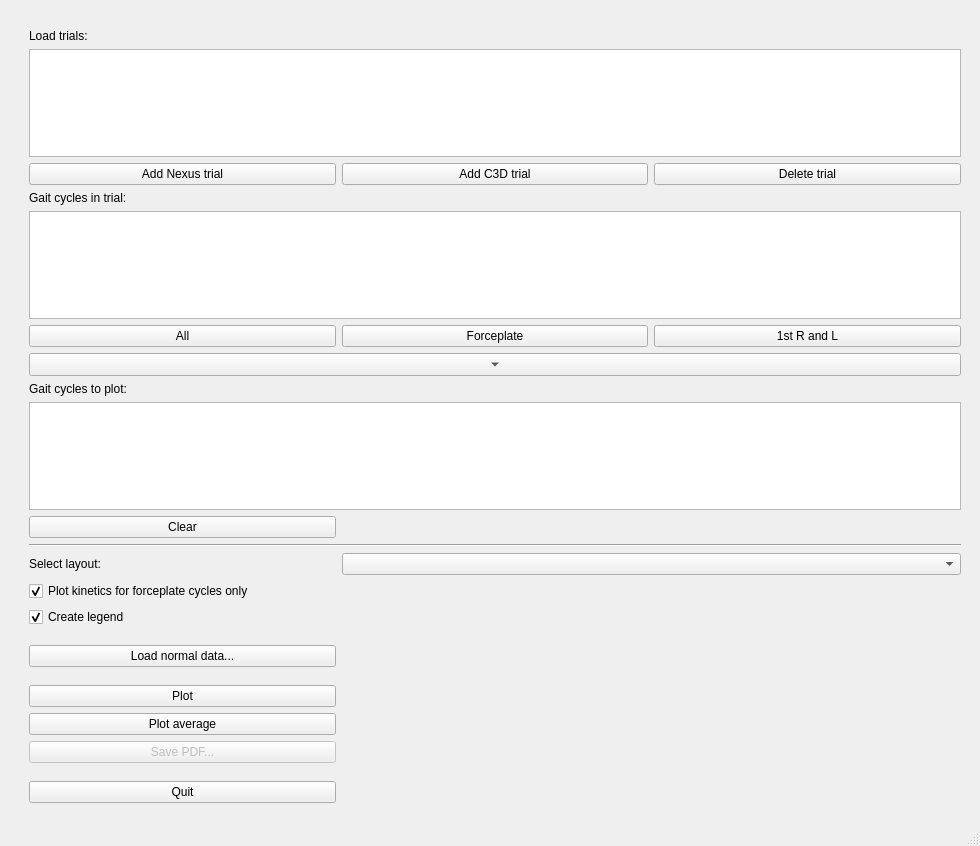
This is plotter_gui.ui in NCH-Motion-Laboratory/gaitutils as Qt 5 draws it before an edit. The edited form follows.
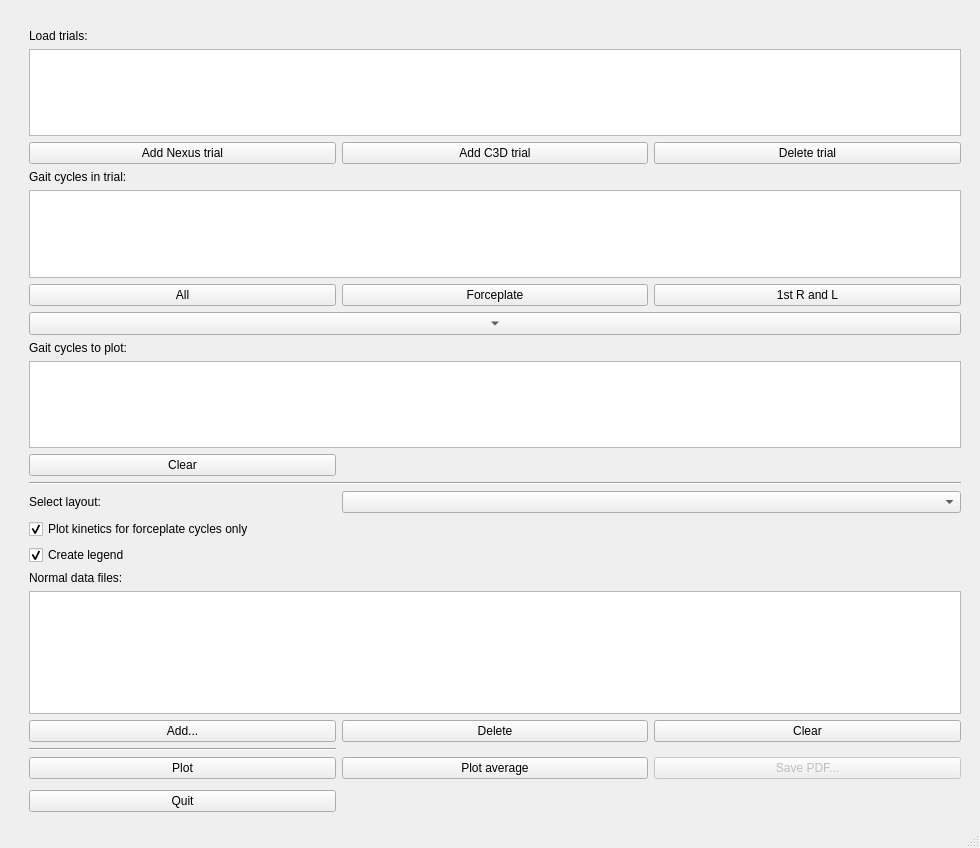
This is the edited form. Custom widgets are drawn as their Qt base class.

Commit message: normal data dialog

```diff
--- a/plotter_gui.ui
+++ b/plotter_gui.ui
@@ -7,7 +7,7 @@
     <x>0</x>
     <y>0</y>
     <width>980</width>
-    <height>846</height>
+    <height>848</height>
    </rect>
   </property>
   <property name="windowTitle">
@@ -17,6 +17,60 @@
    <layout class="QVBoxLayout" name="verticalLayout">
     <item>
      <layout class="QGridLayout" name="mainGridLayout">
+      <item row="21" column="1">
+       <widget class="QLabel" name="label">
+        <property name="text">
+         <string>Select layout:</string>
+        </property>
+       </widget>
+      </item>
+      <item row="3" column="0">
+       <spacer name="horizontalSpacer_2">
+        <property name="orientation">
+         <enum>Qt::Horizontal</enum>
+        </property>
+        <property name="sizeType">
+         <enum>QSizePolicy::Fixed</enum>
+        </property>
+        <property name="sizeHint" stdset="0">
+         <size>
+          <width>20</width>
+          <height>20</height>
+         </size>
+        </property>
+       </spacer>
+      </item>
+      <item row="11" column="2">
+       <widget class="QPushButton" name="btnSelectForceplateCycles">
+        <property name="text">
+         <string>Forceplate</string>
+        </property>
+       </widget>
+      </item>
+      <item row="22" column="1" colspan="2">
+       <widget class="QCheckBox" name="xbKineticsFpOnly">
+        <property name="text">
+         <string>Plot kinetics for forceplate cycles only</string>
+        </property>
+        <property name="checked">
+         <bool>true</bool>
+        </property>
+       </widget>
+      </item>
+      <item row="29" column="1">
+       <widget class="QPushButton" name="btnPlot">
+        <property name="text">
+         <string>Plot</string>
+        </property>
+       </widget>
+      </item>
+      <item row="27" column="1">
+       <widget class="QPushButton" name="btnAddNormalData">
+        <property name="text">
+         <string>Add...</string>
+        </property>
+       </widget>
+      </item>
       <item row="14" column="1">
        <widget class="QLabel" name="label_4">
         <property name="text">
@@ -37,7 +91,7 @@
         </property>
        </spacer>
       </item>
-      <item row="35" column="1">
+      <item row="37" column="1">
        <spacer name="verticalSpacer">
         <property name="orientation">
          <enum>Qt::Vertical</enum>
@@ -108,52 +162,6 @@
         </property>
        </spacer>
       </item>
-      <item row="26" column="1">
-       <spacer name="verticalSpacer_3">
-        <property name="orientation">
-         <enum>Qt::Vertical</enum>
-        </property>
-        <property name="sizeHint" stdset="0">
-         <size>
-          <width>20</width>
-          <height>40</height>
-         </size>
-        </property>
-       </spacer>
-      </item>
-      <item row="21" column="1">
-       <widget class="QLabel" name="label">
-        <property name="text">
-         <string>Select layout:</string>
-        </property>
-       </widget>
-      </item>
-      <item row="3" column="0">
-       <spacer name="horizontalSpacer_2">
-        <property name="orientation">
-         <enum>Qt::Horizontal</enum>
-        </property>
-        <property name="sizeType">
-         <enum>QSizePolicy::Fixed</enum>
-        </property>
-        <property name="sizeHint" stdset="0">
-         <size>
-          <width>20</width>
-          <height>20</height>
-         </size>
-        </property>
-       </spacer>
-      </item>
-      <item row="22" column="1" colspan="2">
-       <widget class="QCheckBox" name="xbKineticsFpOnly">
-        <property name="text">
-         <string>Plot kinetics for forceplate cycles only</string>
-        </property>
-        <property name="checked">
-         <bool>true</bool>
-        </property>
-       </widget>
-      </item>
       <item row="7" column="1">
        <widget class="QLabel" name="label_2">
         <property name="text">
@@ -161,14 +169,7 @@
         </property>
        </widget>
       </item>
-      <item row="27" column="1">
-       <widget class="QPushButton" name="btnPlot">
-        <property name="text">
-         <string>Plot</string>
-        </property>
-       </widget>
-      </item>
-      <item row="34" column="1">
+      <item row="36" column="1">
        <widget class="QPushButton" name="btnQuit">
         <property name="text">
          <string>Quit</string>
@@ -192,6 +193,13 @@
         </property>
        </widget>
       </item>
+      <item row="24" column="1">
+       <widget class="QLabel" name="label_5">
+        <property name="text">
+         <string>Normal data files:</string>
+        </property>
+       </widget>
+      </item>
       <item row="6" column="2">
        <widget class="QPushButton" name="btnAddC3DTrial">
         <property name="text">
@@ -199,13 +207,6 @@
         </property>
        </widget>
       </item>
-      <item row="11" column="2">
-       <widget class="QPushButton" name="btnSelectForceplateCycles">
-        <property name="text">
-         <string>Forceplate</string>
-        </property>
-       </widget>
-      </item>
       <item row="6" column="1">
        <widget class="QPushButton" name="btnAddNexusTrial">
         <property name="sizePolicy">
@@ -259,21 +260,7 @@
         </property>
        </widget>
       </item>
-      <item row="25" column="1">
-       <widget class="QPushButton" name="pushButton">
-        <property name="text">
-         <string>Load normal data...</string>
-        </property>
-       </widget>
-      </item>
-      <item row="28" column="1">
-       <widget class="QPushButton" name="pushButton_2">
-        <property name="text">
-         <string>Plot average</string>
-        </property>
-       </widget>
-      </item>
-      <item row="30" column="1">
+      <item row="32" column="1">
        <spacer name="verticalSpacer_5">
         <property name="orientation">
          <enum>Qt::Vertical</enum>
@@ -286,29 +273,6 @@
         </property>
        </spacer>
       </item>
-      <item row="24" column="1">
-       <spacer name="verticalSpacer_6">
-        <property name="orientation">
-         <enum>Qt::Vertical</enum>
-        </property>
-        <property name="sizeHint" stdset="0">
-         <size>
-          <width>20</width>
-          <height>40</height>
-         </size>
-        </property>
-       </spacer>
-      </item>
-      <item row="29" column="1">
-       <widget class="QPushButton" name="btnSavePDF">
-        <property name="enabled">
-         <bool>false</bool>
-        </property>
-        <property name="text">
-         <string>Save PDF...</string>
-        </property>
-       </widget>
-      </item>
       <item row="15" column="1" rowspan="3" colspan="3">
        <widget class="NiceListWidget" name="listCyclesToPlot"/>
       </item>
@@ -326,6 +290,47 @@
         </property>
        </widget>
       </item>
+      <item row="27" column="2">
+       <widget class="QPushButton" name="btnDeleteNormalData">
+        <property name="text">
+         <string>Delete</string>
+        </property>
+       </widget>
+      </item>
+      <item row="28" column="1">
+       <widget class="Line" name="line_2">
+        <property name="orientation">
+         <enum>Qt::Horizontal</enum>
+        </property>
+       </widget>
+      </item>
+      <item row="29" column="2">
+       <widget class="QPushButton" name="pushButton_2">
+        <property name="text">
+         <string>Plot average</string>
+        </property>
+       </widget>
+      </item>
+      <item row="29" column="3">
+       <widget class="QPushButton" name="btnSavePDF">
+        <property name="enabled">
+         <bool>false</bool>
+        </property>
+        <property name="text">
+         <string>Save PDF...</string>
+        </property>
+       </widget>
+      </item>
+      <item row="25" column="1" rowspan="2" colspan="3">
+       <widget class="NiceListWidget" name="listNormalData"/>
+      </item>
+      <item row="27" column="3">
+       <widget class="QPushButton" name="btnClearNormalData">
+        <property name="text">
+         <string>Clear</string>
+        </property>
+       </widget>
+      </item>
      </layout>
     </item>
    </layout>
```
The commit also changes 1 other file.
